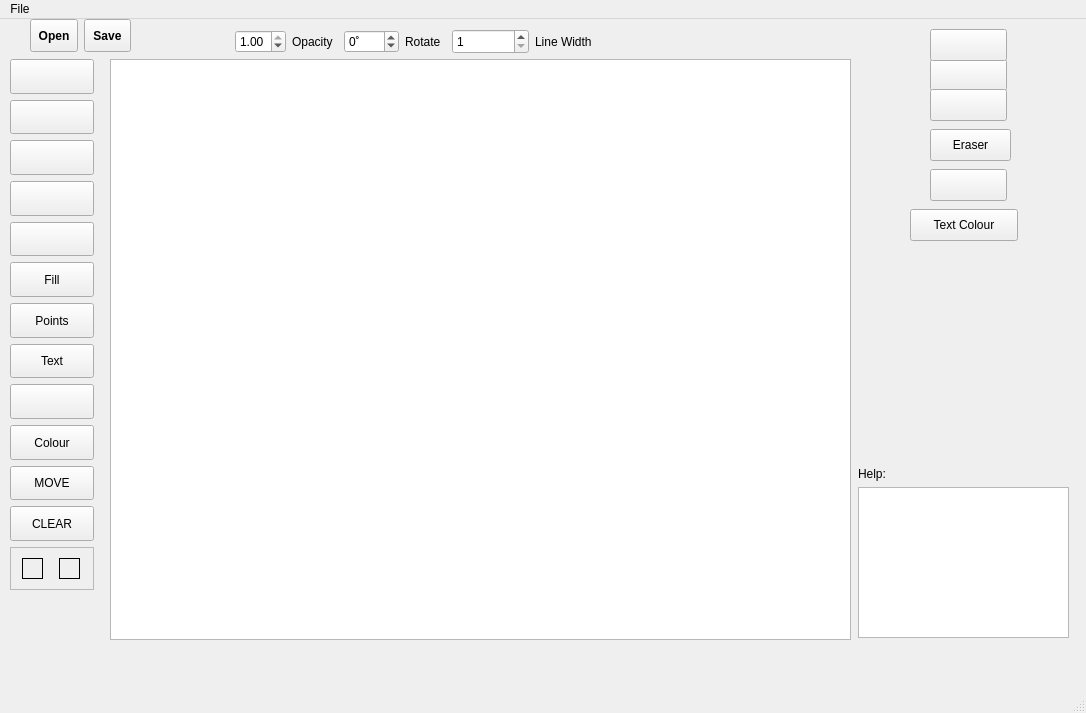
First picture: the form in NewPaint2 2/mainwindow.ui, repository siarheidarhel/Figuratics, before the edit.
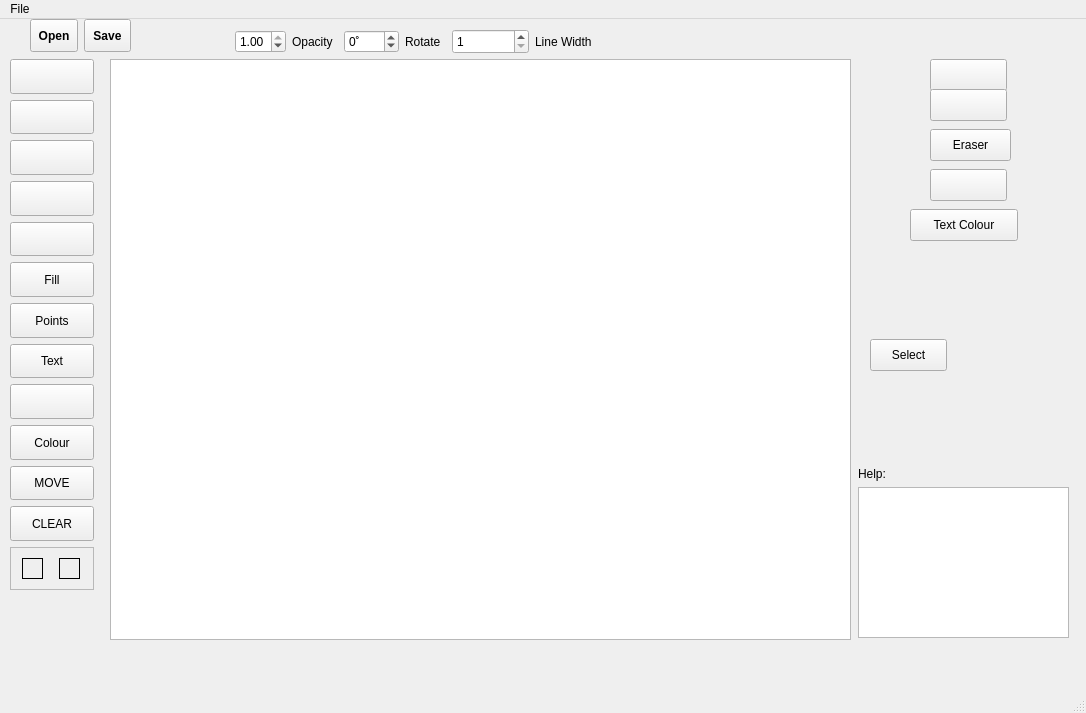
Second picture: the form after the edit. Icons and pictures are not drawn.

Diff of the .ui file:
```diff
--- a/NewPaint2 2/mainwindow.ui
+++ b/NewPaint2 2/mainwindow.ui
@@ -688,8 +688,8 @@
    <widget class="QPushButton" name="textButton_5">
     <property name="geometry">
      <rect>
-      <x>930</x>
-      <y>10</y>
+      <x>870</x>
+      <y>320</y>
       <width>77</width>
       <height>32</height>
      </rect>
@@ -701,7 +701,7 @@
      </sizepolicy>
     </property>
     <property name="text">
-     <string/>
+     <string>Select</string>
     </property>
    </widget>
    <widget class="QPushButton" name="eraseButton">
@@ -726,7 +726,7 @@
      <string>E</string>
     </property>
    </widget>
-   <widget class="QWidget" name="">
+   <widget class="QWidget" name="layoutWidget">
     <property name="geometry">
      <rect>
       <x>858</x>
```
Left out of the diff: 15 changed lines with no effect on the pictures.
